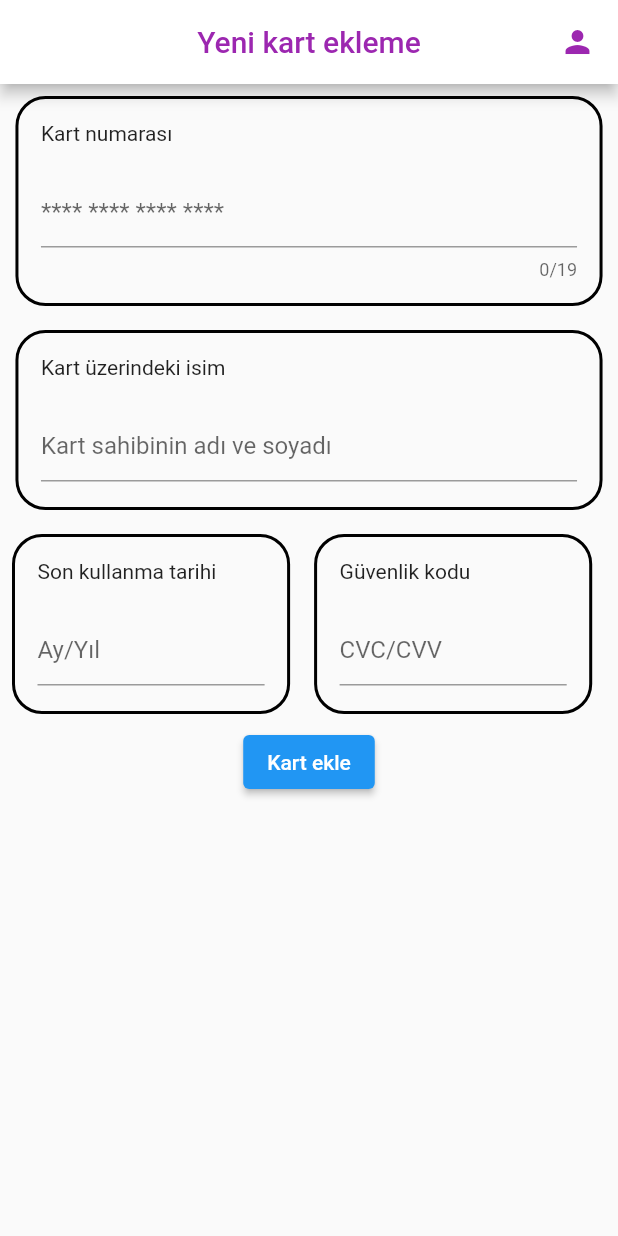
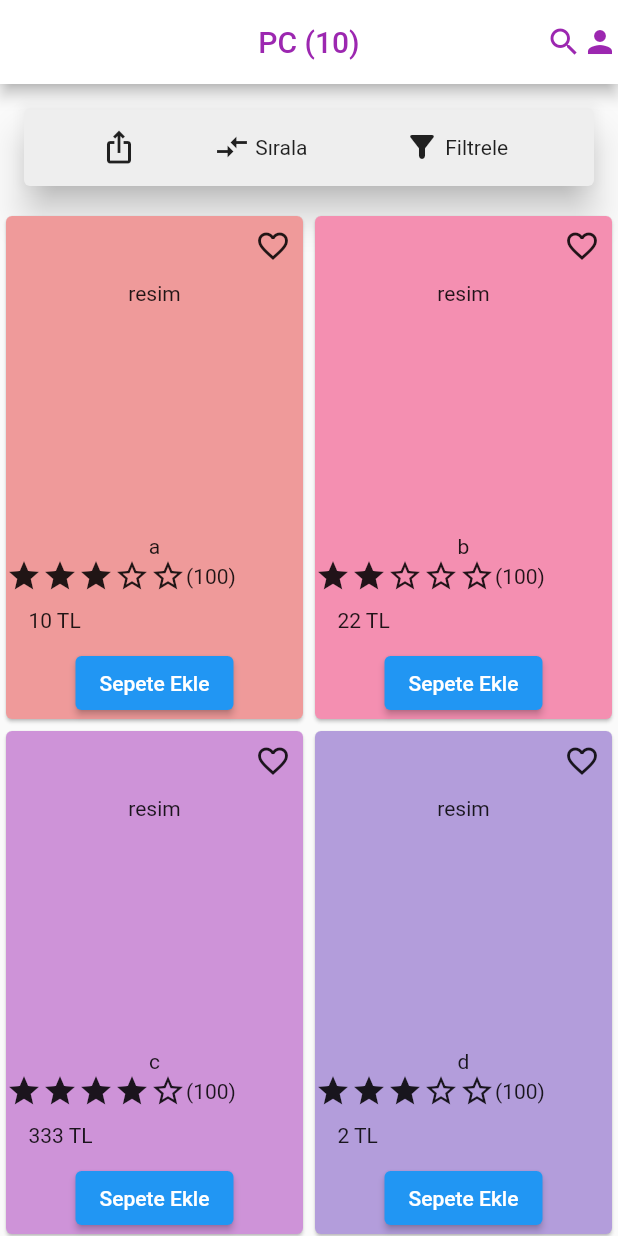
Before and after one commit to oguzunluerler1/kategorilerMyPartOfTheUIViews, a Flutter app: the screen it shows after launch, on a phone screen of 412 x 824 dp. Run offline on Flutter 3.47's test engine with Material 2 defaults, Android fonts, the phone set to English and light mode, and no system bars; our stand-ins replace flutter_multi_formatter.

Commit message:
I dont knwo what the hell Im doing

```diff
--- a/lib/main.dart
+++ b/lib/main.dart
@@ -1,5 +1,5 @@
 import 'package:flutter/material.dart';
-import 'package:oguz_views/screens/kartekle.dart';
+import 'package:oguz_views/screens/kategoriSecilen.dart';
 
 void main() => runApp(MyApp());
 
@@ -8,7 +8,7 @@ class MyApp extends StatelessWidget {
   Widget build(BuildContext context) {
     return MaterialApp(
       title: 'Material App',
-      home: kartEklemeView(),
+      home: secilmisKategoriScreen(),
     );
   }
 }
--- /dev/null
+++ b/lib/models/urun.dart
@@ -0,0 +1,29 @@
+class Urun {
+  final String isim;
+  final List<dynamic> kategori;
+  final String marka;
+  final int stokMiktari;
+  final String satici; //todo normalce seller tipinde sonra bakıcam
+  final int fiyat;
+  final double puanOrt;
+
+  //todo Resim olayını eklemem lazım nasıl yapıcam bakıcam.
+
+  Urun(
+      {required this.isim,
+      required this.kategori,
+      required this.marka,
+      required this.stokMiktari,
+      required this.satici,
+      required this.fiyat,
+      required this.puanOrt});
+
+  factory Urun.fromMap(Map map) => Urun(
+      isim: map['isim'],
+      kategori: map['kategori'],
+      marka: map['marka'],
+      stokMiktari: map['stokMiktari'],
+      satici: map['satici'],
+      fiyat: map['fiyat'],
+      puanOrt: map['puanOrt']);
+}
--- /dev/null
+++ b/lib/screens/kategoriSecilen.dart
@@ -0,0 +1,443 @@
+import 'package:flutter/material.dart';
+import 'package:oguz_views/models/urun.dart';
+
+
+class secilmisKategoriScreen extends StatefulWidget {
+  const secilmisKategoriScreen({Key? key}) : super(key: key);
+  @override
+  State<secilmisKategoriScreen> createState() => _secilmisKategoriScreenState();
+}
+
+class _secilmisKategoriScreenState extends State<secilmisKategoriScreen> {
+  List markaSecilenler = [];
+  List filtreFiyatListesi = [
+    {"min":0, "max":999999999},
+    {"min":0, "max":50},
+    {"min":50, "max":100},
+    {"min":100, "max":200},
+    {"min":200, "max":999999999},
+  ];
+  int secilmisFiyatOpt = 0;
+  List <Urun> urunListesi = [];
+  int selectedValuePop = 1;
+  bool isChecked = false;
+  List <Urun> sepetUrunleri = [];
+  List <Urun> favorilenmisUrunler = [];
+  List <Urun> tempUrunListesi = [
+    Urun(isim: "a", kategori: ["PC"], marka: "marka1", stokMiktari: 1, satici: "satici1", fiyat: 10, puanOrt: 3.2),
+    Urun(isim: "b", kategori: ["PC"], marka: "marka2", stokMiktari: 5, satici: "satici2", fiyat: 22, puanOrt: 2.1 ),
+    Urun(isim: "c", kategori: ["PC"], marka: "marka1", stokMiktari: 2, satici: "satici3", fiyat: 333 ,puanOrt: 4.2 ),
+    Urun(isim: "d", kategori: ["PC"], marka: "marka4", stokMiktari: 3, satici: "satici4", fiyat: 2   ,puanOrt: 3.2 ),
+    Urun(isim: "e", kategori: ["PC"], marka: "marka5", stokMiktari: 3, satici: "satici56", fiyat: 11 ,puanOrt: 1.2 ),
+    Urun(isim: "f", kategori: ["PC"], marka: "marka6", stokMiktari: 2, satici: "satici6", fiyat: 212 ,puanOrt: 2.3 ),
+    Urun(isim: "g", kategori: ["PC"], marka: "marka7", stokMiktari: 4, satici: "satici7", fiyat: 52  ,puanOrt: 2.4 ),
+    Urun(isim: "h", kategori: ["PC"], marka: "marka8", stokMiktari: 1, satici: "satici8", fiyat: 1   ,puanOrt: 2.6 ),
+    Urun(isim: "i", kategori: ["PC"], marka: "marka2", stokMiktari: 2, satici: "satici9", fiyat: 23  ,puanOrt: 4.3 ),
+    Urun(isim: "j", kategori: ["PC"], marka: "marka1", stokMiktari: 2, satici: "satici10", fiyat: 104,puanOrt: 3.1 ),
+  ] ;
+  bool favoriyeEklenmis = false;
+  @override
+  void initState() {
+    urunListesi.addAll(tempUrunListesi);
+    super.initState();
+  }
+  @override
+  Widget build(BuildContext context) {
+    return Scaffold(
+      appBar: AppBar(
+        backgroundColor: Colors.white,
+        actions: [
+          GestureDetector(onTap: () {} ,child: Icon(Icons.search,color: Colors.purple,)), //TODO: Arama ekranına geçecek
+          GestureDetector(onTap: () {} ,child: Icon(Icons.person, color: Colors.purple,)), //TODO: Profil ekranına geçilecek
+        ],
+        title: Text("PC (${urunListesi.length})", style: TextStyle(color: Colors.purple),),
+        centerTitle: true,
+      ),
+      body: bodyMethod(),
+    );
+  }
+
+  Widget bodyMethod() {
+    return SingleChildScrollView(
+      child: Column(
+        children: [
+          siralaFiltreleRowu(),
+          gridMetodu(),
+        ],
+      ),
+    );
+  }
+
+  GridView gridMetodu() {
+    return GridView.builder(
+      shrinkWrap: true,
+      physics: NeverScrollableScrollPhysics(),
+        gridDelegate: const SliverGridDelegateWithFixedCrossAxisCount(
+          childAspectRatio: 0.6,
+          crossAxisCount: 2,
+        ),
+        itemCount: urunListesi.length,
+        itemBuilder: (BuildContext context, int index) {
+          Urun currentUrun = urunListesi[index];
+          return Card(
+            color: Colors.primaries[index%17].shade200,
+            child: Column(
+              children: [
+                Expanded(child: FavoriIconu(currentUrun, index)),
+                urunResimleri(index),
+                Text("${urunListesi[index].isim}"),
+                puanlamalarDegerlendirmesayisi(urunListesi[index]),
+                fiyatlar(index),
+                SepeteEkleMetod(index, context)
+              ],
+            ),
+          );
+        },
+      );
+  }
+
+  ElevatedButton SepeteEkleMetod(int index, BuildContext context) {
+    return ElevatedButton(onPressed: (){
+                sepetUrunleri.add(urunListesi[index]);
+                ScaffoldMessenger.of(context).showSnackBar(SnackBar(content: Text("${urunListesi[index].isim} isimli ürün sepete eklendi.")));
+                print("sepet listesi sepete girince görüntülenecek."); //TODO: sepet listesini sepetim sayfasına aktar
+              }, child: Text("Sepete Ekle"));
+  }
+
+  Expanded urunResimleri(int index) {
+    return Expanded(flex: 5,child: Padding(
+                padding: const EdgeInsets.all(8.0),
+                child: Text("resim")//Image.network("https://picsum.photos/150/100?random=$index",fit: BoxFit.cover,),
+              ));
+  }
+
+  Expanded fiyatlar(int index) {
+    return Expanded(child: Padding(
+                padding: const EdgeInsets.only(left: 15.0),
+                child: Align(alignment: Alignment.centerLeft,child: Text("${urunListesi[index].fiyat} TL")),
+              ),);
+  }
+
+  Row puanlamalarDegerlendirmesayisi(Urun urun) {
+    return Row(
+                children: [
+                  Row(
+                    children: List.generate(5, (index) {
+                      return Icon(
+                        index+1 < urun.puanOrt ?
+                        Icons.star
+                        : Icons.star_border
+                      );
+
+
+                    })
+                  ),
+                  Text("(100)") //TODO: Degerlendirme sayısı eklenecek
+                ],
+              );
+  }
+
+
+
+  poplama () {
+    showModalBottomSheet(context: context, builder: (context){
+      return StatefulBuilder(
+        builder: (context, setState) =>
+        Column(
+          children: [
+            RadioListTile<int>(
+              value: 1,
+              groupValue: selectedValuePop,
+              onChanged: (value){
+                setState(() {
+                  selectedValuePop = value!;
+                  siraYok();
+                });
+              },
+              title: Text("Sıralama Yok"),
+            ),
+            RadioListTile<int>(
+              value: 2,
+              groupValue: selectedValuePop,
+              onChanged: (value){
+                setState(() {
+                  selectedValuePop = value!;
+                  artanSirala();
+                });
+              },
+              title: Text("Artan Fiyat"),
+            ),
+            RadioListTile<int>(
+              value: 3,
+              groupValue: selectedValuePop,
+              onChanged: (value){
+                setState(() {
+                  selectedValuePop = value!;
+                  azalanSirala();
+                });
+              },
+              title: Text("Azalan Fiyat"),
+            ),          RadioListTile<int>(
+              value: 4,
+              groupValue: selectedValuePop,
+              onChanged: (value){
+                setState(() {
+                  selectedValuePop = value!;
+                  puanSirala();
+                });
+              },
+              title: Text("Yüksek Puan"),
+            ),
+          ],
+        ),
+      );
+    });
+  }
+
+  void artanSirala () {
+    urunListesi.sort(((a, b) {
+      return a.fiyat.compareTo(b.fiyat);
+    }));
+    setState(() {
+
+    });
+  }
+
+  void azalanSirala () {
+    urunListesi.sort(((a, b) {
+      return b.fiyat.compareTo(a.fiyat);
+    }));
+    setState(() {
+
+    });
+  }
+
+  void puanSirala () {
+    urunListesi.sort(((a, b) {
+      return b.puanOrt.compareTo(a.puanOrt);
+    }));
+    setState(() {
+
+    });
+  }
+
+  void siraYok () {
+    urunListesi = [];
+    urunListesi.addAll(tempUrunListesi);
+    setState(() {
+
+    });
+  }
+
+  GestureDetector FavoriIconu(Urun currentUrun, int index) {
+    return GestureDetector( onTap: () {setState(() {
+                if (favorilenmisUrunler.contains(currentUrun)){
+                  favorilenmisUrunler.remove(currentUrun); //TODO: favorilerden çıkartılacak
+                }
+                else favorilenmisUrunler.add(urunListesi[index]); //TODO: favorilere eklenecek
+              });} , child: Padding(
+                padding: const EdgeInsets.all(8.0),
+                child: Align(alignment: Alignment.topRight,child: Icon(!favorilenmisUrunler.contains(currentUrun) ? Icons.favorite_border : Icons.favorite)),
+              ));
+  }
+
+  Widget siralaFiltreleRowu() {
+    return Padding(
+      padding: const EdgeInsets.all(12.0),
+      child: SizedBox(
+        height: 60,
+        child: Card(
+          color: Colors.grey.shade200,
+          elevation: 10,
+          child: Row(
+              children: [
+                Spacer(),
+                Expanded(flex: 1 ,child: GestureDetector(onTap: (){},child: shareButonu())), //TODO: Paylaşma ekranı açılacak
+                Spacer(),
+                Expanded(flex: 2 , child: GestureDetector(onTap: (){poplama();},child: siralaButonu())),
+                Spacer(),
+                Expanded(flex: 2 , child: GestureDetector(onTap: (){filtre();},child: filtrelemeButonu())),
+                Spacer()
+              ],
+            ),
+        ),
+      ),
+    );
+  }
+
+  Widget filtrelemeButonu() {
+    return Row(
+      children: [
+        Icon(Icons.filter_alt_rounded),
+        Text(" Filtrele"),
+      ],
+    );
+  }
+
+  Widget siralaButonu() {
+    return Row(
+      children: [
+        Icon(Icons.compare_arrows_sharp),
+        Text(" Sırala"),
+      ],
+    );
+  }
+
+  Widget shareButonu() => Icon(Icons.ios_share);
+
+  List<Urun> filtreList = [];
+
+  filtre() {
+    showModalBottomSheet(
+      shape: RoundedRectangleBorder(borderRadius: BorderRadius.circular(16)),
+      context: context,
+      builder: (context) {
+        return StatefulBuilder(
+          builder: (context, setState) =>
+            Column(
+              children: [
+                Spacer(),
+                Divider(
+                  color: Colors.grey,
+                  indent: MediaQuery.of(context).size.width*0.35,
+                  endIndent: MediaQuery.of(context).size.width*0.35,
+                  thickness: 2,
+                ),
+                Spacer(),
+                TextButton(onPressed: (){markaDialog();}, child: Text("Markalar")),
+                TextButton(onPressed: (){fiyatDialog();}, child: Text("Fiyat Aralığı")),
+                Spacer(flex: 3,),
+                ElevatedButton  (onPressed: (){
+                  if (markaSecilenler.isNotEmpty){
+                    filtreList = tempUrunListesi.where((element) => markaSecilenler.contains(element.marka)).toList();
+                  }
+                  else {
+                    filtreList = tempUrunListesi;
+                  }
+                  urunListesi = filtreList.where((element) => element.fiyat >= filtreFiyatListesi[secilmisFiyatOpt]["min"] && element.fiyat <= filtreFiyatListesi[secilmisFiyatOpt]["max"]).toList();
+                  setState((){ });
+                  Navigator.pop(context);
+                }, child: Text("Filtreleri Uygula")),
+                Spacer(flex: 2,),
+              ],
+            ),
+        );
+      }
+    ).whenComplete(() => setState((){ }));
+  }
+
+  void fiyatDialog () {
+    var selectedf = filtreFiyatListesi[secilmisFiyatOpt];
+    print(selectedf["min"]);
+    print(selectedf["max"]);
+    showDialog(
+      context: context,
+      builder: (context) {
+        return AlertDialog(
+          content: Column(
+            mainAxisSize: MainAxisSize.min,
+          children: [
+            Row(
+              children: [
+                TextButton(onPressed: (){
+                  Navigator.pop(context);
+                  secilmisFiyatOpt = 1;setState(() {
+
+                  });
+                }, child: Text("0 - 50 TL arası ", style: TextStyle(color: secilmisFiyatOpt==1 ? Colors.green : null),)),
+                secilmisFiyatOpt == 1? Icon(Icons.done) : SizedBox.shrink()
+              ],
+            ),
+            Row(
+              children: [
+                TextButton(onPressed: (){
+                  Navigator.pop(context);
+                  secilmisFiyatOpt = 2;setState(() {
+
+                  });
+                }, child: Text("50 - 100 TL arası", style: TextStyle(color: secilmisFiyatOpt==2 ? Colors.green : null),)),
+                secilmisFiyatOpt == 2? Icon(Icons.done) : SizedBox.shrink()
+              ],
+            ),
+
+            Row(
+              children: [
+                TextButton(onPressed: (){
+                  Navigator.pop(context);
+                  secilmisFiyatOpt = 3;setState(() {
+
+                  });
+                }, child: Text("100 - 200 TL arası", style: TextStyle(color: secilmisFiyatOpt==3 ? Colors.green : null),)),
+                secilmisFiyatOpt == 3? Icon(Icons.done) : SizedBox.shrink()
+              ],
+            ),
+            Row(
+              children: [
+                TextButton(onPressed: (){
+                  Navigator.pop(context);
+                  secilmisFiyatOpt = 4;setState(() {
+
+                  });
+                },
+                child: Text("200 TL üzeri", style: TextStyle(color: secilmisFiyatOpt==4 ? Colors.green : null),)),
+                secilmisFiyatOpt == 4? Icon(Icons.done) : SizedBox.shrink()
+              ],
+            ),
+            TextButton(onPressed: (){
+              Navigator.pop(context);
+              secilmisFiyatOpt = 0;setState(() {
+
+              });
+            }, child: Text("Filtreyi kaldır")),
+          ],
+        ),
+        );
+      }
+    );
+  }
+
+  void puanDialog () {
+
+  }
+
+  void markaDialog () {
+    var markalar = tempUrunListesi.map((e) => e.marka).toSet().toList();
+    showDialog(
+      context: context,
+      builder: (context) {
+        return Column(
+          children: [
+            AlertDialog(
+              content: Column(
+                children: [
+                  StatefulBuilder(
+                    builder: (context, setState) =>
+                    Column(
+                      children: markalar.map(
+                        (e) => CheckboxListTile(
+                          title: Text(e),
+                          value: markaSecilenler.contains(e),
+                          onChanged: (value){
+                            !markaSecilenler.contains(e) ?
+                            markaSecilenler.add(e)
+                            : markaSecilenler.remove(e);
+                            setState(() {
+
+                            },);
+                          }
+                        )
+                      ).toList()
+                    ),
+                  ),
+                  ElevatedButton(onPressed: (){
+                    Navigator.pop(context);
+                  }, child: Text("Seçimleri tamamla"))
+                ]
+              )
+            ),
+          ],
+        );
+      }
+    );
+  }
+}
```
Also changed, not shown: lib/screens/kategoriler.dart (+7 -2 lines).
